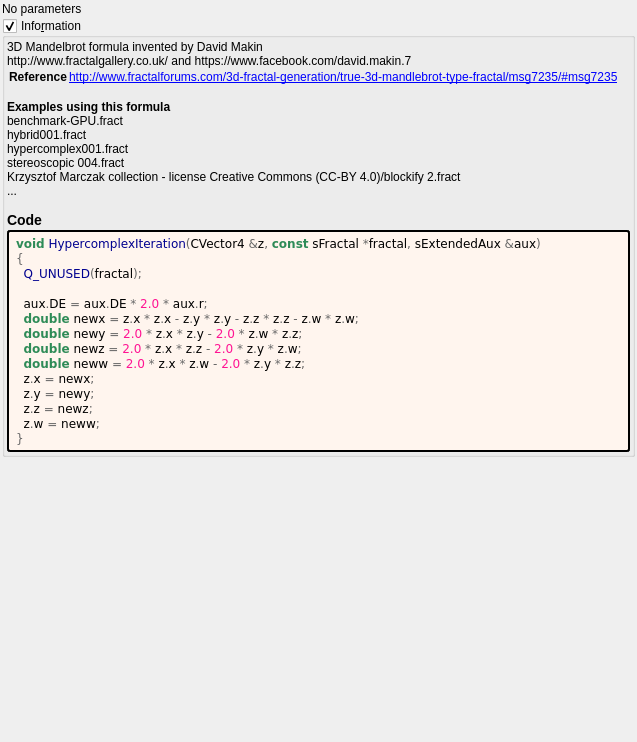
The window that mandelbulber2/formula/ui/hypercomplex.ui (irinox-ctrl/mandelbulber2) describes before a commit, drawn with Qt 5.
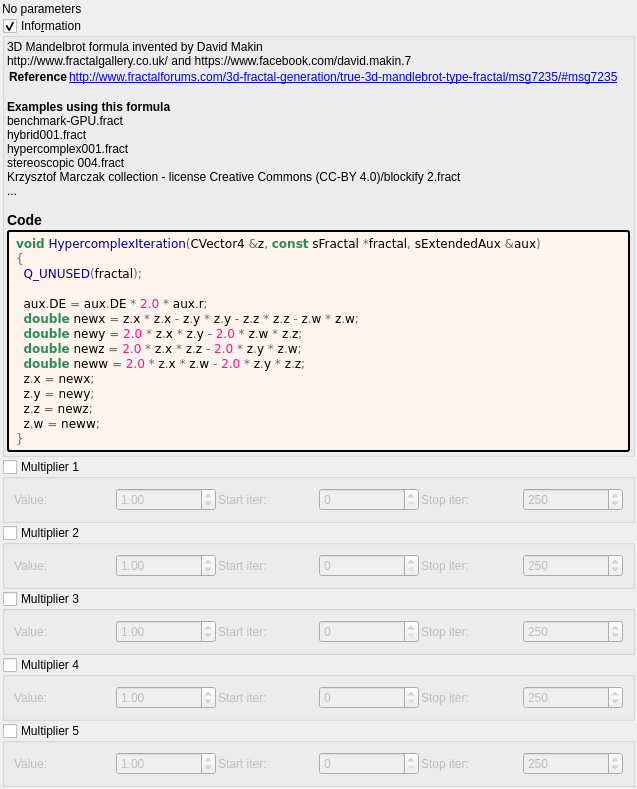
The same window after the commit. Custom widgets are drawn as their Qt base class.

Commit message:
feat: add 5 general-purpose multipliers to all 1007 fractal formulas
Each multiplier has:
- Checkbox (OFF by default)
- Value spinbox (default 1.0, range -100 to 100)
- Iteration start/stop range

Logic: z *= value; DE *= |value|;

Uses existing transformCommon parameters:
- Checkboxes: functionEnabledBx/By/Bz/Bw/CzFalse
- Values: scale4/5/6/8/16
- Ranges: startIterationsB-F/stopIterationsB-F

Modified 1007 .cpp (CPU), 1006 .cl (GPU), 1023 .ui files.
Both source (formula/) and deploy (deploy/share/) copies updated.

```diff
--- a/mandelbulber2/formula/ui/hypercomplex.ui
+++ b/mandelbulber2/formula/ui/hypercomplex.ui
@@ -121,6 +121,192 @@
      </layout>
     </widget>
    </item>
+   <item>
+    <widget class="MyGroupBox" name="groupCheck_transf_function_enabledBx_false">
+     <property name="title"><string>Multiplier 1</string></property>
+     <property name="checkable"><bool>true</bool></property>
+     <property name="checked"><bool>false</bool></property>
+     <layout class="QGridLayout" name="gridLayout_mult1">
+      <property name="spacing"><number>2</number></property>
+      <item row="0" column="0">
+       <widget class="QLabel"><property name="text"><string>Value:</string></property></widget>
+      </item>
+      <item row="0" column="1">
+       <widget class="MyDoubleSpinBox" name="spinbox_transf_scale_4">
+        <property name="minimum"><double>-100.0</double></property><property name="maximum"><double>100.0</double></property>
+        <property name="singleStep"><double>0.01</double></property><property name="value"><double>1.0</double></property>
+       </widget>
+      </item>
+      <item row="0" column="2">
+       <widget class="QLabel"><property name="text"><string>Start iter:</string></property></widget>
+      </item>
+      <item row="0" column="3">
+       <widget class="MySpinBox" name="spinboxInt_transf_start_iterations_B">
+        <property name="minimum"><number>0</number></property><property name="maximum"><number>10000</number></property>
+        <property name="value"><number>0</number></property>
+       </widget>
+      </item>
+      <item row="0" column="4">
+       <widget class="QLabel"><property name="text"><string>Stop iter:</string></property></widget>
+      </item>
+      <item row="0" column="5">
+       <widget class="MySpinBox" name="spinboxInt_transf_stop_iterations_B">
+        <property name="minimum"><number>0</number></property><property name="maximum"><number>10000</number></property>
+        <property name="value"><number>250</number></property>
+       </widget>
+      </item>
+     </layout>
+    </widget>
+   </item>
+   <item>
+    <widget class="MyGroupBox" name="groupCheck_transf_function_enabledBy_false">
+     <property name="title"><string>Multiplier 2</string></property>
+     <property name="checkable"><bool>true</bool></property>
+     <property name="checked"><bool>false</bool></property>
+     <layout class="QGridLayout" name="gridLayout_mult2">
+      <property name="spacing"><number>2</number></property>
+      <item row="0" column="0">
+       <widget class="QLabel"><property name="text"><string>Value:</string></property></widget>
+      </item>
+      <item row="0" column="1">
+       <widget class="MyDoubleSpinBox" name="spinbox_transf_scale_5">
+        <property name="minimum"><double>-100.0</double></property><property name="maximum"><double>100.0</double></property>
+        <property name="singleStep"><double>0.01</double></property><property name="value"><double>1.0</double></property>
+       </widget>
+      </item>
+      <item row="0" column="2">
+       <widget class="QLabel"><property name="text"><string>Start iter:</string></property></widget>
+      </item>
+      <item row="0" column="3">
+       <widget class="MySpinBox" name="spinboxInt_transf_start_iterations_C">
+        <property name="minimum"><number>0</number></property><property name="maximum"><number>10000</number></property>
+        <property name="value"><number>0</number></property>
+       </widget>
+      </item>
+      <item row="0" column="4">
+       <widget class="QLabel"><property name="text"><string>Stop iter:</string></property></widget>
+      </item>
+      <item row="0" column="5">
+       <widget class="MySpinBox" name="spinboxInt_transf_stop_iterations_C">
+        <property name="minimum"><number>0</number></property><property name="maximum"><number>10000</number></property>
+        <property name="value"><number>250</number></property>
+       </widget>
+      </item>
+     </layout>
+    </widget>
+   </item>
+   <item>
+    <widget class="MyGroupBox" name="groupCheck_transf_function_enabledBz_false">
+     <property name="title"><string>Multiplier 3</string></property>
+     <property name="checkable"><bool>true</bool></property>
+     <property name="checked"><bool>false</bool></property>
+     <layout class="QGridLayout" name="gridLayout_mult3">
+      <property name="spacing"><number>2</number></property>
+      <item row="0" column="0">
+       <widget class="QLabel"><property name="text"><string>Value:</string></property></widget>
+      </item>
+      <item row="0" column="1">
+       <widget class="MyDoubleSpinBox" name="spinbox_transf_scale_6">
+        <property name="minimum"><double>-100.0</double></property><property name="maximum"><double>100.0</double></property>
+        <property name="singleStep"><double>0.01</double></property><property name="value"><double>1.0</double></property>
+       </widget>
+      </item>
+      <item row="0" column="2">
+       <widget class="QLabel"><property name="text"><string>Start iter:</string></property></widget>
+      </item>
+      <item row="0" column="3">
+       <widget class="MySpinBox" name="spinboxInt_transf_start_iterations_D">
+        <property name="minimum"><number>0</number></property><property name="maximum"><number>10000</number></property>
+        <property name="value"><number>0</number></property>
+       </widget>
+      </item>
+      <item row="0" column="4">
+       <widget class="QLabel"><property name="text"><string>Stop iter:</string></property></widget>
+      </item>
+      <item row="0" column="5">
+       <widget class="MySpinBox" name="spinboxInt_transf_stop_iterations_D">
+        <property name="minimum"><number>0</number></property><property name="maximum"><number>10000</number></property>
+        <property name="value"><number>250</number></property>
+       </widget>
+      </item>
+     </layout>
+    </widget>
+   </item>
+   <item>
+    <widget class="MyGroupBox" name="groupCheck_transf_function_enabledBw_false">
+     <property name="title"><string>Multiplier 4</string></property>
+     <property name="checkable"><bool>true</bool></property>
+     <property name="checked"><bool>false</bool></property>
+     <layout class="QGridLayout" name="gridLayout_mult4">
+      <property name="spacing"><number>2</number></property>
+      <item row="0" column="0">
+       <widget class="QLabel"><property name="text"><string>Value:</string></property></widget>
+      </item>
+      <item row="0" column="1">
+       <widget class="MyDoubleSpinBox" name="spinbox_transf_scale_8">
+        <property name="minimum"><double>-100.0</double></property><property name="maximum"><double>100.0</double></property>
+        <property name="singleStep"><double>0.01</double></property><property name="value"><double>1.0</double></property>
+       </widget>
+      </item>
+      <item row="0" column="2">
+       <widget class="QLabel"><property name="text"><string>Start iter:</string></property></widget>
+      </item>
+      <item row="0" column="3">
+       <widget class="MySpinBox" name="spinboxInt_transf_start_iterations_E">
+        <property name="minimum"><number>0</number></property><property name="maximum"><number>10000</number></property>
+        <property name="value"><number>0</number></property>
+       </widget>
+      </item>
+      <item row="0" column="4">
+       <widget class="QLabel"><property name="text"><string>Stop iter:</string></property></widget>
+      </item>
+      <item row="0" column="5">
+       <widget class="MySpinBox" name="spinboxInt_transf_stop_iterations_E">
+        <property name="minimum"><number>0</number></property><property name="maximum"><number>10000</number></property>
+        <property name="value"><number>250</number></property>
+       </widget>
+      </item>
+     </layout>
+    </widget>
+   </item>
+   <item>
+    <widget class="MyGroupBox" name="groupCheck_transf_function_enabledCz_false">
+     <property name="title"><string>Multiplier 5</string></property>
+     <property name="checkable"><bool>true</bool></property>
+     <property name="checked"><bool>false</bool></property>
+     <layout class="QGridLayout" name="gridLayout_mult5">
+      <property name="spacing"><number>2</number></property>
+      <item row="0" column="0">
+       <widget class="QLabel"><property name="text"><string>Value:</string></property></widget>
+      </item>
+      <item row="0" column="1">
+       <widget class="MyDoubleSpinBox" name="spinbox_transf_scale_16">
+        <property name="minimum"><double>-100.0</double></property><property name="maximum"><double>100.0</double></property>
+        <property name="singleStep"><double>0.01</double></property><property name="value"><double>1.0</double></property>
+       </widget>
+      </item>
+      <item row="0" column="2">
+       <widget class="QLabel"><property name="text"><string>Start iter:</string></property></widget>
+      </item>
+      <item row="0" column="3">
+       <widget class="MySpinBox" name="spinboxInt_transf_start_iterations_F">
+        <property name="minimum"><number>0</number></property><property name="maximum"><number>10000</number></property>
+        <property name="value"><number>0</number></property>
+       </widget>
+      </item>
+      <item row="0" column="4">
+       <widget class="QLabel"><property name="text"><string>Stop iter:</string></property></widget>
+      </item>
+      <item row="0" column="5">
+       <widget class="MySpinBox" name="spinboxInt_transf_stop_iterations_F">
+        <property name="minimum"><number>0</number></property><property name="maximum"><number>10000</number></property>
+        <property name="value"><number>250</number></property>
+       </widget>
+      </item>
+     </layout>
+    </widget>
+   </item>
+
    <item>
     <spacer name="verticalSpacer">
      <property name="orientation">
@@ -143,6 +329,16 @@
    <header>my_group_box.h</header>
    <container>1</container>
   </customwidget>
+   <customwidget>
+   <class>MyDoubleSpinBox</class>
+   <extends>QDoubleSpinBox</extends>
+   <header>my_double_spin_box.h</header>
+  </customwidget>
+   <customwidget>
+   <class>MySpinBox</class>
+   <extends>QSpinBox</extends>
+   <header>my_spin_box.h</header>
+  </customwidget>
  </customwidgets>
  <tabstops>
   <tabstop>groupCheck_info</tabstop>
```
The commit also changes 3972 other files.
